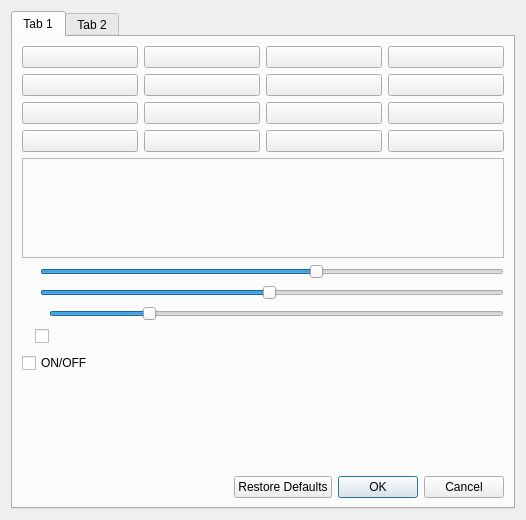
Qt form showclick/showclickDialog.ui (vkohaupt/vokoShowClick) before a commit.
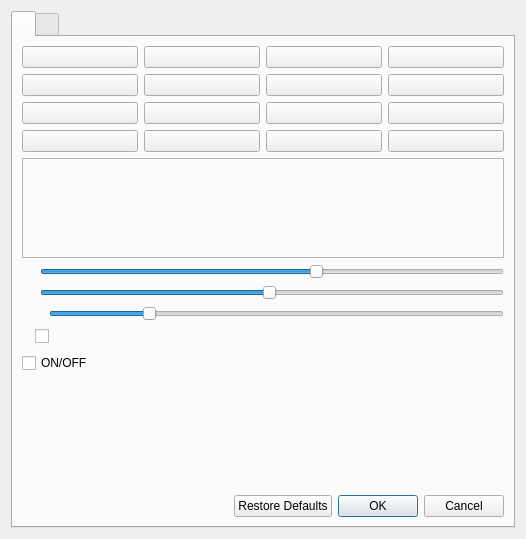
The same form after that commit. Icons and pictures are not drawn.

What changed in the file:
```diff
--- a/showclick/showclickDialog.ui
+++ b/showclick/showclickDialog.ui
@@ -7,7 +7,7 @@
     <x>0</x>
     <y>0</y>
     <width>526</width>
-    <height>520</height>
+    <height>539</height>
    </rect>
   </property>
   <property name="minimumSize">
@@ -22,9 +22,18 @@
   <layout class="QHBoxLayout" name="horizontalLayout">
    <item>
     <widget class="QTabWidget" name="tabWidget">
+     <property name="currentIndex">
+      <number>0</number>
+     </property>
+     <property name="iconSize">
+      <size>
+       <width>48</width>
+       <height>48</height>
+      </size>
+     </property>
      <widget class="QWidget" name="tab">
       <attribute name="title">
-       <string>Tab 1</string>
+       <string notr="true"/>
       </attribute>
       <layout class="QHBoxLayout" name="horizontalLayout_5">
        <item>
@@ -425,7 +434,7 @@
      </widget>
      <widget class="QWidget" name="tab_2">
       <attribute name="title">
-       <string>Tab 2</string>
+       <string notr="true"/>
       </attribute>
      </widget>
     </widget>
```
Left out of the diff: 8 changed lines with no effect on the pictures.
